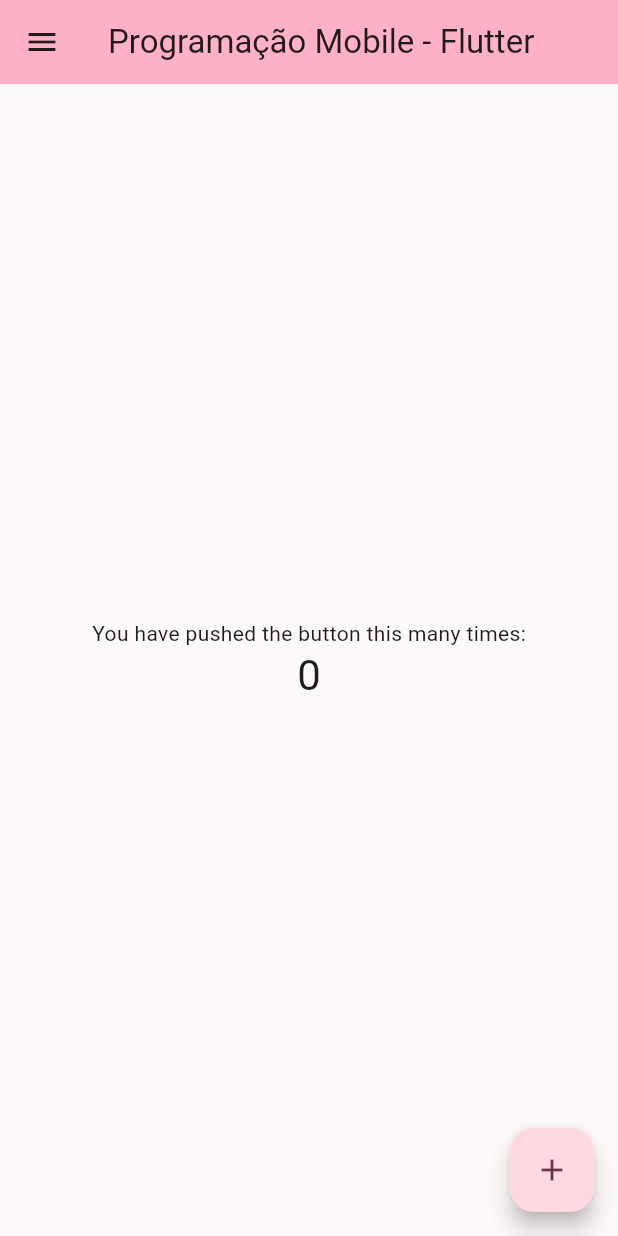
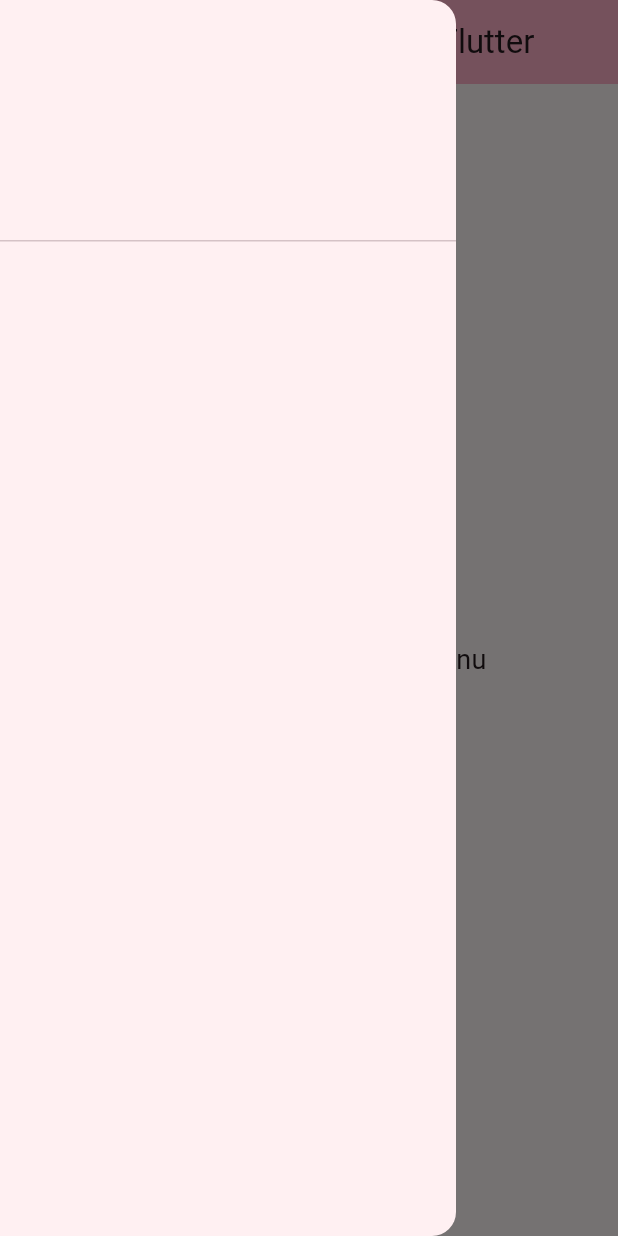
Before and after one commit to tasinassoemanuelli-ctrl/programacao-mobile-2026, a Flutter app: the screen it shows after launch, with the side drawer open (before the commit the screen has no drawer), on a phone screen of 412 x 824 dp. Run offline on Flutter 3.47's test engine with Material 3 defaults, Android fonts, the phone set to English and light mode, and no system bars.

Commit message:
Dando sequencia na criação do menu lateral

```diff
--- /dev/null
+++ b/lib/menu_lateral.dart
@@ -0,0 +1,22 @@
+import 'package:flutter/material.dart';
+
+class Menulateral extends StatefulWidget {
+  const Menulateral({super.key});
+
+  @override
+  State<Menulateral> createState() => _MenulateralState();
+}
+
+class _MenulateralState extends State<Menulateral> {
+  @override
+  Widget build(BuildContext context) {
+    return Drawer(
+      child: ListView(
+        padding: EdgeInsets.zero,
+        children: [
+          const DrawerHeader(),
+        ],
+      ),
+    );
+  }
+}
--- a/lib/my_home_page.dart
+++ b/lib/my_home_page.dart
@@ -1,4 +1,5 @@
 import 'package:flutter/material.dart';
+import 'package:flutter_app/menu_lateral.dart';
 
 class MyHomePage extends StatefulWidget {
   const MyHomePage({super.key, required this.title});
@@ -31,22 +32,12 @@
           ),
         ),
       ),
-      body: Center(
-        child: Column(
-          mainAxisAlignment: MainAxisAlignment.center,
-          children: [
-            const Text('You have pushed the button this many times:'),
-            Text(
-              '$_counter',
-              style: Theme.of(context).textTheme.headlineMedium,
-            ),
-          ],
+      drawer: const Menulateral(),
+      body: const Center(
+        child: Text(
+          "Selecione uma aula no menu",
+          style: TextStyle(fontSize: 18),
         ),
-      ),
-      floatingActionButton: FloatingActionButton(
-        onPressed: _incrementCounter,
-        tooltip: 'Increment',
-        child: const Icon(Icons.add),
       ),
     );
   }
```
